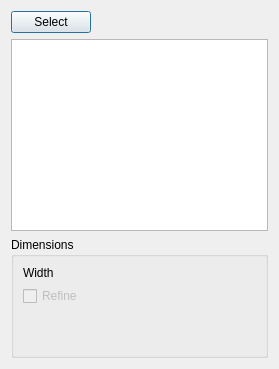
Above: Resources/panels/AddJunctionPanel.ui from shaise/FreeCAD_SheetMetal before the change. Below: the same form after it.
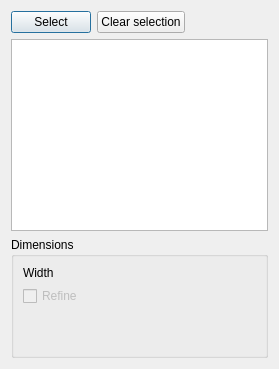
That is the form after the change. Custom widgets are drawn as their Qt base class.

Commit message: Add clear selection button and adjust readme to pr #471

Patch:
```diff
--- a/Resources/panels/AddJunctionPanel.ui
+++ b/Resources/panels/AddJunctionPanel.ui
@@ -32,6 +32,13 @@
        </property>
       </widget>
      </item>
+     <item>
+      <widget class="QPushButton" name="pushClearSel">
+       <property name="text">
+        <string>Clear selection</string>
+       </property>
+      </widget>
+     </item>
      <item>
       <spacer name="horizontalSpacer">
        <property name="orientation">
```
The commit also changes 14 other files.
